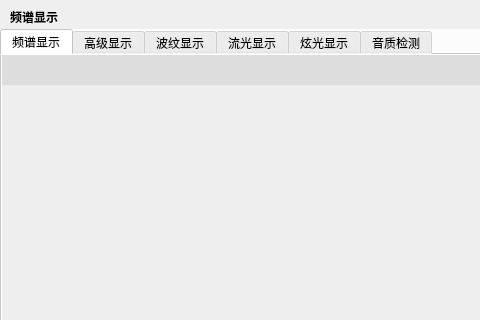
Before: the Qt Designer form TTKModule/TTKWidget/musicUiKits/musicToolsetsKits/musicspectrumwidget.ui in Greedysky/TTKMusicPlayer, drawn with Qt 5; both pictures show x 0 to 480 and y 0 to 320 of the 600 by 418 pixel window.
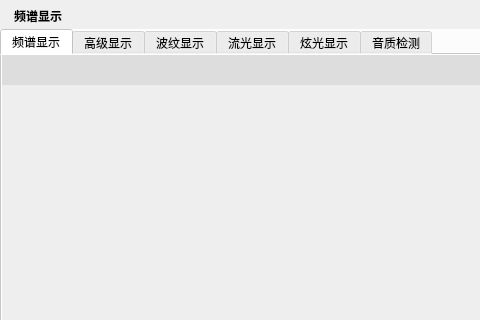
After: the same form once the commit is applied. Custom widgets are drawn as their Qt base class.

```diff
--- a/TTKModule/TTKWidget/musicUiKits/musicToolsetsKits/musicspectrumwidget.ui
+++ b/TTKModule/TTKWidget/musicUiKits/musicToolsetsKits/musicspectrumwidget.ui
@@ -29,9 +29,9 @@
   <widget class="QLabel" name="topTitleName">
    <property name="geometry">
     <rect>
-     <x>10</x>
-     <y>4</y>
-     <width>171</width>
+     <x>14</x>
+     <y>3</y>
+     <width>220</width>
      <height>25</height>
     </rect>
    </property>
```
